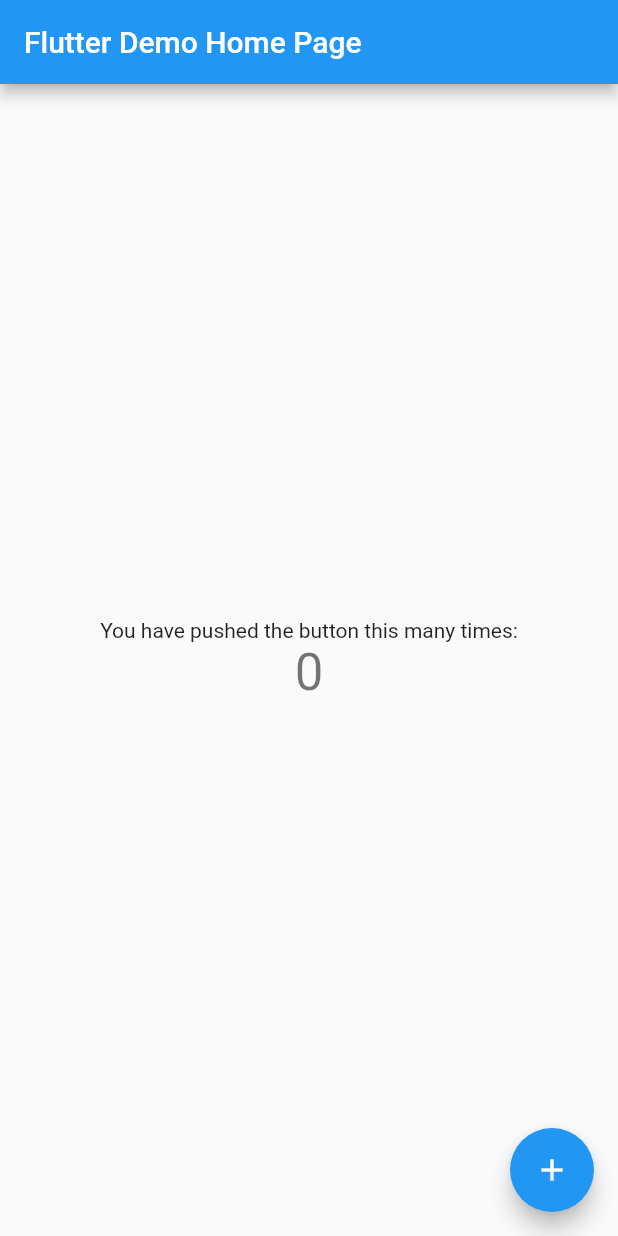
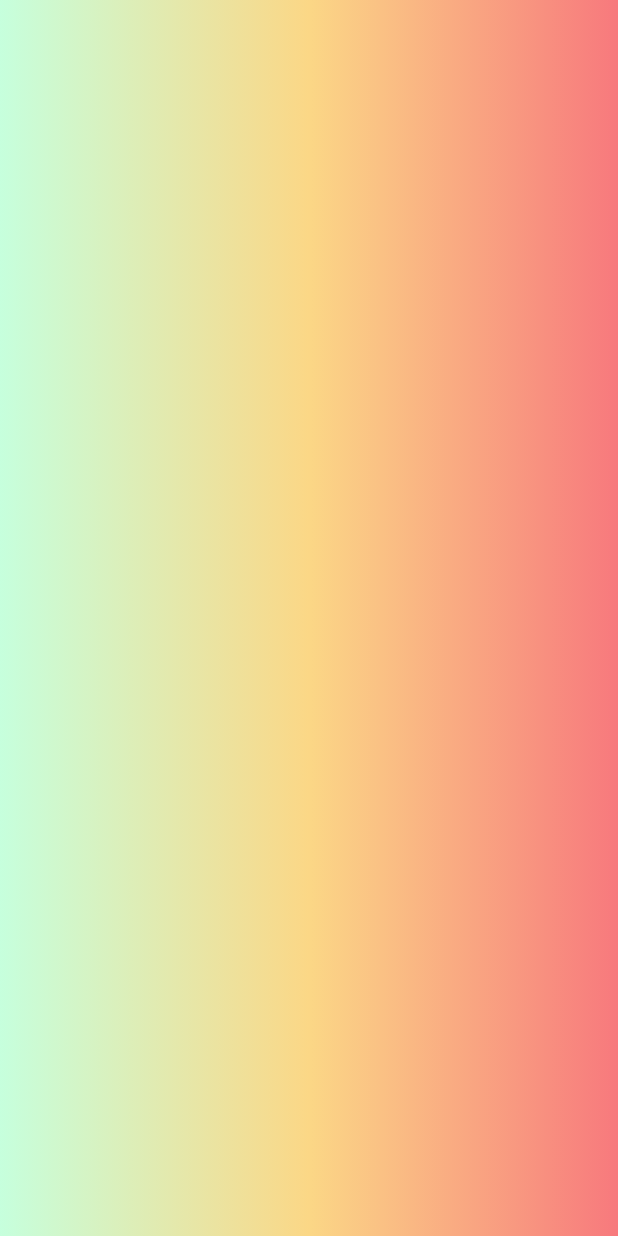
Before and after one commit to tanyarajhans/CookBook, a Flutter app: the screen it shows after launch, on a phone screen of 412 x 824 dp. Run offline on Flutter 3.47's test engine with Material 2 defaults, Android fonts, the phone set to English and light mode, and no system bars.

Commit message:
Background added

```diff
--- a/lib/main.dart
+++ b/lib/main.dart
@@ -1,3 +1,4 @@
+import 'package:cookbook_app/views/home.dart';
 import 'package:flutter/material.dart';
 
 void main() {
@@ -24,92 +25,7 @@ class MyApp extends StatelessWidget {
         // is not restarted.
         primarySwatch: Colors.blue,
       ),
-      home: const MyHomePage(title: 'Flutter Demo Home Page'),
+      home: Home(),
     );
   }
 }
-
-class MyHomePage extends StatefulWidget {
-  const MyHomePage({Key? key, required this.title}) : super(key: key);
-
-  // This widget is the home page of your application. It is stateful, meaning
-  // that it has a State object (defined below) that contains fields that affect
-  // how it looks.
-
-  // This class is the configuration for the state. It holds the values (in this
-  // case the title) provided by the parent (in this case the App widget) and
-  // used by the build method of the State. Fields in a Widget subclass are
-  // always marked "final".
-
-  final String title;
-
-  @override
-  State<MyHomePage> createState() => _MyHomePageState();
-}
-
-class _MyHomePageState extends State<MyHomePage> {
-  int _counter = 0;
-
-  void _incrementCounter() {
-    setState(() {
-      // This call to setState tells the Flutter framework that something has
-      // changed in this State, which causes it to rerun the build method below
-      // so that the display can reflect the updated values. If we changed
-      // _counter without calling setState(), then the build method would not be
-      // called again, and so nothing would appear to happen.
-      _counter++;
-    });
-  }
-
-  @override
-  Widget build(BuildContext context) {
-    // This method is rerun every time setState is called, for instance as done
-    // by the _incrementCounter method above.
-    //
-    // The Flutter framework has been optimized to make rerunning build methods
-    // fast, so that you can just rebuild anything that needs updating rather
-    // than having to individually change instances of widgets.
-    return Scaffold(
-      appBar: AppBar(
-        // Here we take the value from the MyHomePage object that was created by
-        // the App.build method, and use it to set our appbar title.
-        title: Text(widget.title),
-      ),
-      body: Center(
-        // Center is a layout widget. It takes a single child and positions it
-        // in the middle of the parent.
-        child: Column(
-          // Column is also a layout widget. It takes a list of children and
-          // arranges them vertically. By default, it sizes itself to fit its
-          // children horizontally, and tries to be as tall as its parent.
-          //
-          // Invoke "debug painting" (press "p" in the console, choose the
-          // "Toggle Debug Paint" action from the Flutter Inspector in Android
-          // Studio, or the "Toggle Debug Paint" command in Visual Studio Code)
-          // to see the wireframe for each widget.
-          //
-          // Column has various properties to control how it sizes itself and
-          // how it positions its children. Here we use mainAxisAlignment to
-          // center the children vertically; the main axis here is the vertical
-          // axis because Columns are vertical (the cross axis would be
-          // horizontal).
-          mainAxisAlignment: MainAxisAlignment.center,
-          children: <Widget>[
-            const Text(
-              'You have pushed the button this many times:',
-            ),
-            Text(
-              '$_counter',
-              style: Theme.of(context).textTheme.headline4,
-            ),
-          ],
-        ),
-      ),
-      floatingActionButton: FloatingActionButton(
-        onPressed: _incrementCounter,
-        tooltip: 'Increment',
-        child: const Icon(Icons.add),
-      ), // This trailing comma makes auto-formatting nicer for build methods.
-    );
-  }
-}
--- /dev/null
+++ b/lib/views/home.dart
@@ -0,0 +1,38 @@
+import 'package:flutter/material.dart';
+
+class Home extends StatefulWidget {
+  const Home({ Key? key }) : super(key: key);
+
+  @override
+  _HomeState createState() => _HomeState();
+}
+
+class _HomeState extends State<Home> {
+  @override
+  Widget build(BuildContext context) {
+    return Scaffold(
+      body: Stack(
+        children: [
+          Container(
+            height: MediaQuery.of(context).size.height,
+            width: MediaQuery.of(context).size.width,
+            decoration: BoxDecoration(
+              gradient: LinearGradient(colors: [
+                Color(0xffC6FFDD),
+                Color(0xffFBD786),
+                Color(0xfff7797d),
+              ])
+            ),
+        ),
+        Container(
+        child: Column(
+          children: <Widget>[
+
+        ],
+       )
+      ),
+      ]
+    )
+    );
+  }
+}
--- /dev/null
+++ b/lib/views/recipe_view.dart
@@ -0,0 +1,16 @@
+import 'package:flutter/material.dart';
+
+class RecipeView extends StatefulWidget {
+
+  @override
+  _State createState() => _State();
+}
+
+class _State extends State<RecipeView> {
+  @override
+  Widget build(BuildContext context) {
+    return Container(
+
+    );
+  }
+}
--- a/pubspec.yaml
+++ b/pubspec.yaml
@@ -34,6 +34,9 @@ dependencies:
   # The following adds the Cupertino Icons font to your application.
   # Use with the CupertinoIcons class for iOS style icons.
   cupertino_icons: ^1.0.2
+  http: ^0.13.4
+  webview_flutter: ^3.0.0
+  url_launcher: ^6.0.18
 
 dev_dependencies:
   flutter_test:
```
Also changed, not shown: pubspec.lock, 3 other files.
